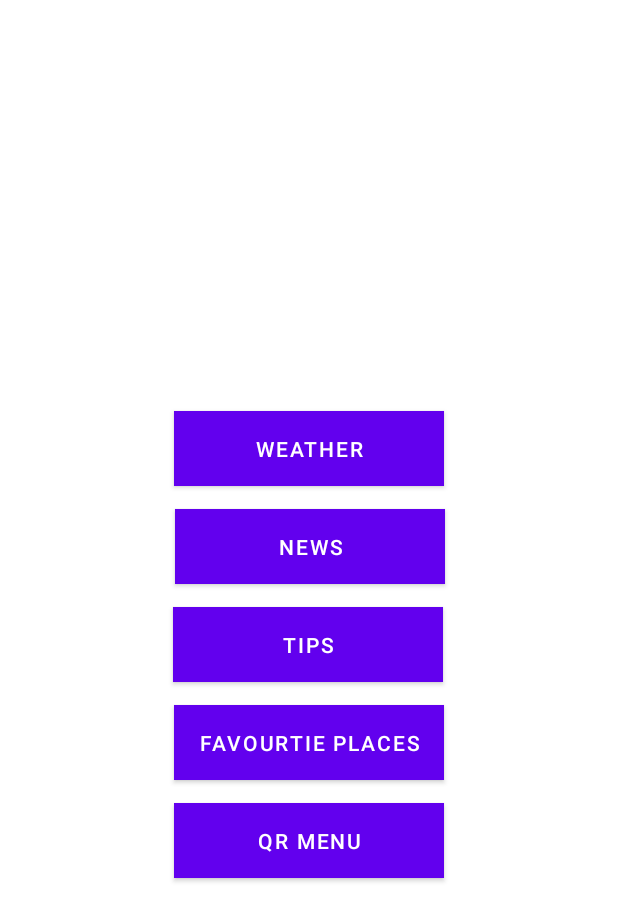
After one commit to mkslovenia/ErasmusApp, an Android app: the layout fragment_main_menu.xml on its own in the app's theme, with its tools: preview values and no code run, on a phone screen of 412 x 824 dp. The commit adds this screen. Shown: the top 921 px of the screen. Run offline under Robolectric (Android 15) with nearby library versions, the phone set to English and light mode, and no system bars.

Commit message:
creating GUI and fragments for each tab

```diff
--- a/app/build.gradle
+++ b/app/build.gradle
@@ -39,6 +39,9 @@ dependencies {
     implementation 'androidx.appcompat:appcompat:1.2.0'
     implementation 'com.google.android.material:material:1.2.1'
     implementation 'androidx.constraintlayout:constraintlayout:2.0.4'
+    implementation 'androidx.navigation:navigation-fragment-ktx:2.2.2'
+    implementation 'androidx.navigation:navigation-ui-ktx:2.2.2'
+    implementation 'androidx.legacy:legacy-support-v4:1.0.0'
     testImplementation 'junit:junit:4.+'
     androidTestImplementation 'androidx.test.ext:junit:1.1.2'
     androidTestImplementation 'androidx.test.espresso:espresso-core:3.3.0'
--- a/app/src/main/java/pl/uat/ea/MainActivity.kt
+++ b/app/src/main/java/pl/uat/ea/MainActivity.kt
@@ -6,6 +6,6 @@ import android.os.Bundle
 class MainActivity : AppCompatActivity() {
     override fun onCreate(savedInstanceState: Bundle?) {
         super.onCreate(savedInstanceState)
-        setContentView(R.layout.activity_main)
+        setContentView(R.layout.main_menu)
     }
 }
--- /dev/null
+++ b/app/src/main/res/layout/fragment_main_menu.xml
@@ -0,0 +1,67 @@
+<?xml version="1.0" encoding="utf-8"?>
+<androidx.constraintlayout.widget.ConstraintLayout xmlns:android="http://schemas.android.com/apk/res/android"
+xmlns:app="http://schemas.android.com/apk/res-auto"
+xmlns:tools="http://schemas.android.com/tools"
+android:layout_width="match_parent"
+android:layout_height="match_parent"
+tools:context=".MainMenu"
+android:padding="24dp">
+
+    <Button
+        android:id="@+id/weatherButton"
+        android:layout_width="180dp"
+        android:layout_height="50dp"
+        android:layout_marginTop="250dp"
+        android:background="#2196F3"
+        android:text="Weather"
+        app:layout_constraintEnd_toEndOf="parent"
+        app:layout_constraintStart_toStartOf="parent"
+        app:layout_constraintTop_toTopOf="parent" />
+
+    <Button
+        android:id="@+id/newsButton"
+        android:layout_width="180dp"
+        android:layout_height="50dp"
+        android:layout_marginTop="15dp"
+        android:background="#2196F3"
+        android:text="News"
+        app:layout_constraintEnd_toEndOf="parent"
+        app:layout_constraintHorizontal_bias="0.502"
+        app:layout_constraintStart_toStartOf="parent"
+        app:layout_constraintTop_toBottomOf="@+id/weatherButton" />
+
+    <Button
+        android:id="@+id/tipsBbutton"
+        android:layout_width="180dp"
+        android:layout_height="50dp"
+        android:layout_marginTop="15dp"
+        android:background="#2196F3"
+        android:text="Tips"
+        app:layout_constraintEnd_toEndOf="parent"
+        app:layout_constraintHorizontal_bias="0.497"
+        app:layout_constraintStart_toStartOf="parent"
+        app:layout_constraintTop_toBottomOf="@+id/newsButton" />
+
+    <Button
+        android:id="@+id/favPlacesButton"
+        android:layout_width="180dp"
+        android:layout_height="50dp"
+        android:layout_marginTop="15dp"
+        android:background="#2196F3"
+        android:text="Favourtie places"
+        app:layout_constraintEnd_toEndOf="parent"
+        app:layout_constraintStart_toStartOf="parent"
+        app:layout_constraintTop_toBottomOf="@+id/tipsBbutton" />
+
+    <Button
+        android:id="@+id/QRMenuButton"
+        android:layout_width="180dp"
+        android:layout_height="50dp"
+        android:layout_marginTop="15dp"
+        android:background="#2196F3"
+        android:text="QR Menu"
+        app:layout_constraintEnd_toEndOf="parent"
+        app:layout_constraintStart_toStartOf="parent"
+        app:layout_constraintTop_toBottomOf="@+id/favPlacesButton" />
+
+</androidx.constraintlayout.widget.ConstraintLayout>
--- a/app/src/main/res/values/strings.xml
+++ b/app/src/main/res/values/strings.xml
@@ -1,3 +1,5 @@
 <resources>
     <string name="app_name">Erasmus App</string>
+    <!-- TODO: Remove or change this placeholder text -->
+    <string name="hello_blank_fragment">Hello blank fragment</string>
 </resources>
```
Also changed, not shown: app/src/main/java/pl/uat/ea/FavPlaces.kt (added, +59 -0 lines), app/src/main/java/pl/uat/ea/MainMenu.kt (added, +11 -0 lines), app/src/main/java/pl/uat/ea/News.kt (added, +11 -0 lines), app/src/main/java/pl/uat/ea/QRMenu.kt (added, +12 -0 lines), app/src/main/java/pl/uat/ea/Tips.kt (added, +11 -0 lines), app/src/main/java/pl/uat/ea/Weather.kt (added, +11 -0 lines), app/src/main/res/layout/activity_main.xml (deleted, +0 -18 lines), app/src/main/res/layout/fragment_fav_places.xml (added, +14 -0 lines), app/src/main/res/layout/fragment_news.xml (added, +14 -0 lines), app/src/main/res/layout/fragment_q_r_menu.xml (added, +14 -0 lines), app/src/main/res/layout/fragment_tips.xml (added, +14 -0 lines), app/src/main/res/layout/fragment_weather.xml (added, +14 -0 lines), app/src/main/res/layout/main_menu.xml (added, +66 -0 lines), app/src/main/res/navigation/my_nav.xml (added, +38 -0 lines).
